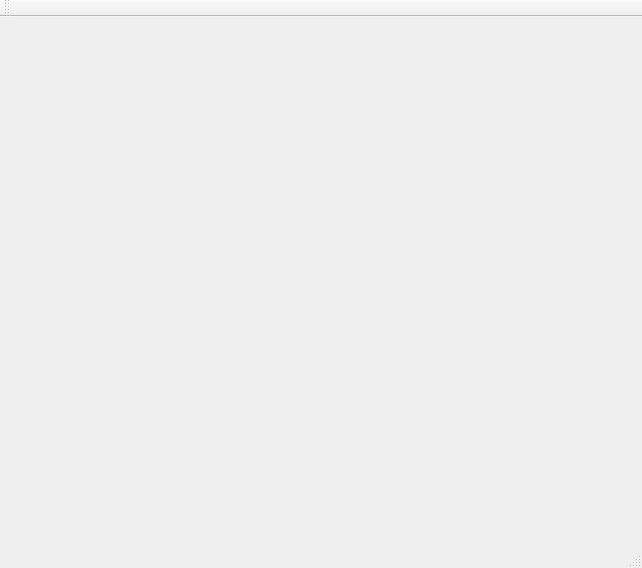
Before: the Qt Designer form src/mainwindow.ui in AlexSze/comp2012h-spaceinvader, drawn with Qt 5.
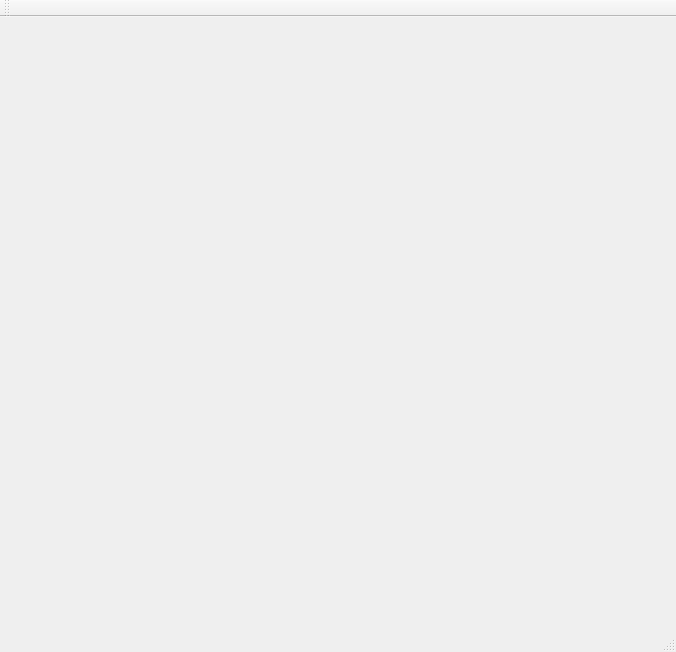
After: the same form once the commit is applied.

Diff of the .ui file:
```diff
--- a/src/mainwindow.ui
+++ b/src/mainwindow.ui
@@ -6,8 +6,8 @@
    <rect>
     <x>0</x>
     <y>0</y>
-    <width>642</width>
-    <height>568</height>
+    <width>676</width>
+    <height>652</height>
    </rect>
   </property>
   <property name="windowTitle">
```
Left out of the diff: 2 changed lines with no effect on the pictures.
